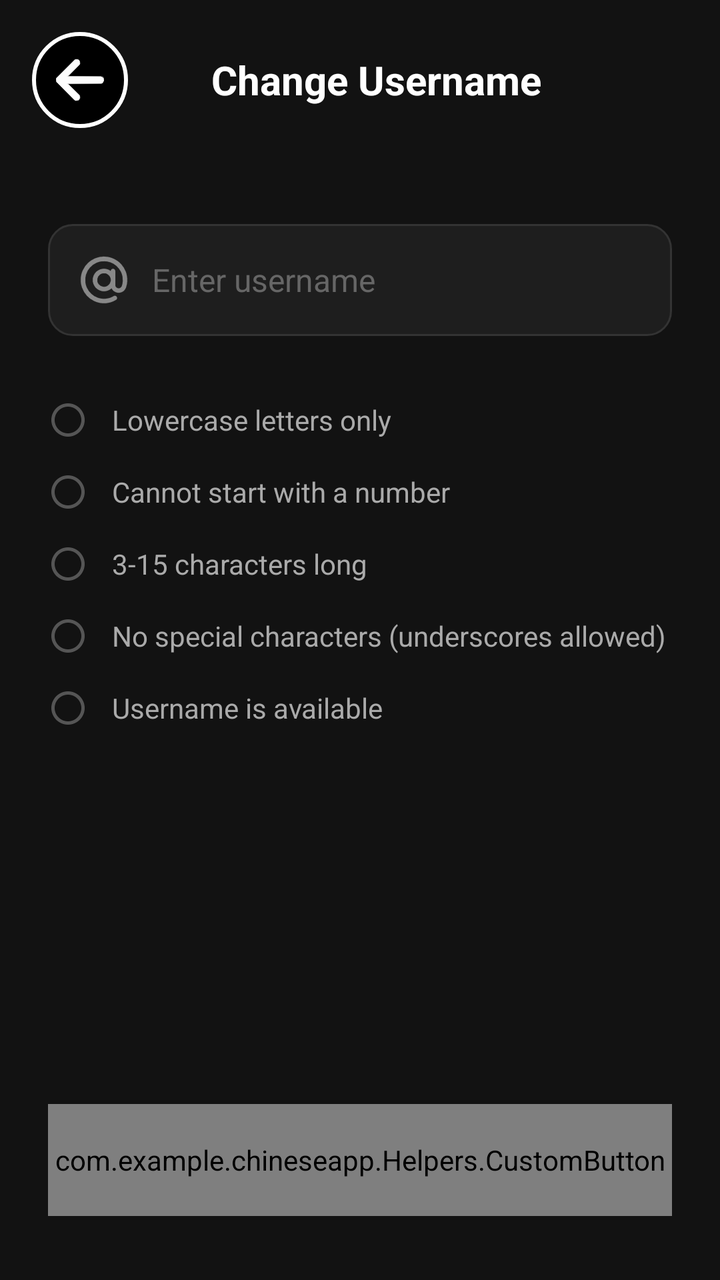
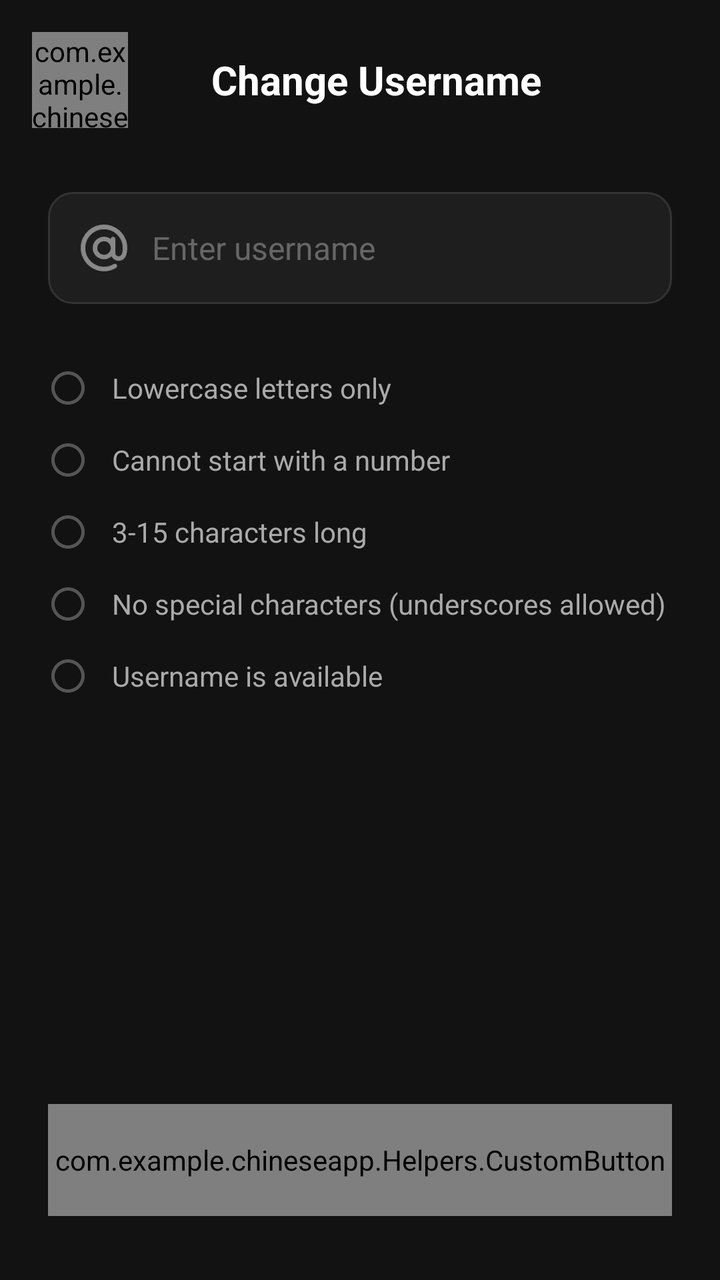

Two renders of the same Android screen: before a commit and after it. Below are the layout's source before the change and the commit's diff.
<!-- AndroidManifest.xml: application theme Theme.ChineseApp -->
<!-- res/layout/activity_change_username.xml -->
<?xml version="1.0" encoding="utf-8"?>
<LinearLayout xmlns:android="http://schemas.android.com/apk/res/android"
    xmlns:app="http://schemas.android.com/apk/res-auto"
    xmlns:tools="http://schemas.android.com/tools"
    android:id="@+id/main"
    android:layout_width="match_parent"
    android:layout_height="match_parent"
    tools:context=".ChangeUsernameActivity"
    android:orientation="vertical"
    android:background="#121212">

    
    <LinearLayout
        android:layout_width="match_parent"
        android:layout_height="wrap_content"
        android:orientation="horizontal"
        android:gravity="center_vertical"
        android:paddingTop="16dp"
        android:paddingBottom="16dp">

        
        <FrameLayout
            android:id="@+id/back_button"
            android:layout_width="48dp"
            android:layout_height="48dp"
            android:layout_marginStart="16dp"
            android:background="@drawable/circle_black_white_border"
            android:clickable="true"
            android:focusable="true">

            <ImageView
                android:layout_width="24dp"
                android:layout_height="24dp"
                android:src="@drawable/ic_back"
                android:layout_gravity="center"
                app:tint="@color/white"/>
        </FrameLayout>

        <TextView
            android:layout_width="0dp"
            android:layout_height="wrap_content"
            android:layout_weight="1"
            android:text="Change Username"
            android:textColor="@color/white"
            android:textSize="20sp"
            android:textStyle="bold"
            android:gravity="center"
            android:layout_marginEnd="48dp"/>
    </LinearLayout>

    
    <LinearLayout
        android:layout_width="match_parent"
        android:layout_height="wrap_content"
        android:orientation="horizontal"
        android:background="@drawable/input_field_bg"
        android:layout_marginHorizontal="24dp"
        android:layout_marginTop="32dp"
        android:padding="16dp"
        android:gravity="center_vertical">

        <ImageView
            android:layout_width="24dp"
            android:layout_height="24dp"
            android:src="@drawable/ic_username"
            app:tint="#888888"
            android:layout_marginEnd="12dp"/>

        <EditText
            android:id="@+id/username_input"
            android:layout_width="0dp"
            android:layout_height="wrap_content"
            android:layout_weight="1"
            android:background="@null"
            android:inputType="text"
            android:hint="Enter username"
            android:textColor="@color/white"
            android:textColorHint="#666666"
            android:textSize="16sp"
            android:singleLine="true"
            android:imeOptions="actionDone"/>

        <ImageView
            android:id="@+id/clear_button"
            android:layout_width="20dp"
            android:layout_height="20dp"
            android:src="@drawable/ic_clear"
            app:tint="#666666"
            android:visibility="gone"/>
    </LinearLayout>

    
    <LinearLayout
        android:layout_width="match_parent"
        android:layout_height="wrap_content"
        android:orientation="vertical"
        android:layout_marginHorizontal="24dp"
        android:layout_marginTop="24dp">

        
        <LinearLayout
            android:layout_width="match_parent"
            android:layout_height="wrap_content"
            android:orientation="horizontal"
            android:gravity="center_vertical"
            android:paddingVertical="8dp">

            <ImageView
                android:id="@+id/check_lowercase"
                android:layout_width="20dp"
                android:layout_height="20dp"
                android:src="@drawable/ic_check_empty"
                android:layout_marginEnd="12dp"/>

            <TextView
                android:layout_width="0dp"
                android:layout_height="wrap_content"
                android:layout_weight="1"
                android:text="Lowercase letters only"
                android:textColor="#AAAAAA"
                android:textSize="14sp"/>
        </LinearLayout>

        
        <LinearLayout
            android:layout_width="match_parent"
            android:layout_height="wrap_content"
            android:orientation="horizontal"
            android:gravity="center_vertical"
            android:paddingVertical="8dp">

            <ImageView
                android:id="@+id/check_no_number_start"
                android:layout_width="20dp"
                android:layout_height="20dp"
                android:src="@drawable/ic_check_empty"
                android:layout_marginEnd="12dp"/>

            <TextView
                android:layout_width="0dp"
                android:layout_height="wrap_content"
                android:layout_weight="1"
                android:text="Cannot start with a number"
                android:textColor="#AAAAAA"
                android:textSize="14sp"/>
        </LinearLayout>

        
        <LinearLayout
            android:layout_width="match_parent"
            android:layout_height="wrap_content"
            android:orientation="horizontal"
            android:gravity="center_vertical"
            android:paddingVertical="8dp">

            <ImageView
                android:id="@+id/check_length"
                android:layout_width="20dp"
                android:layout_height="20dp"
                android:src="@drawable/ic_check_empty"
                android:layout_marginEnd="12dp"/>

            <TextView
                android:layout_width="0dp"
                android:layout_height="wrap_content"
                android:layout_weight="1"
                android:text="3-15 characters long"
                android:textColor="#AAAAAA"
                android:textSize="14sp"/>
        </LinearLayout>

        
        <LinearLayout
            android:layout_width="match_parent"
            android:layout_height="wrap_content"
            android:orientation="horizontal"
            android:gravity="center_vertical"
            android:paddingVertical="8dp">

            <ImageView
                android:id="@+id/check_special_chars"
                android:layout_width="20dp"
                android:layout_height="20dp"
                android:src="@drawable/ic_check_empty"
                android:layout_marginEnd="12dp"/>

            <TextView
                android:layout_width="0dp"
                android:layout_height="wrap_content"
                android:layout_weight="1"
                android:text="No special characters (underscores allowed)"
                android:textColor="#AAAAAA"
                android:textSize="14sp"/>
        </LinearLayout>

        
        <LinearLayout
            android:layout_width="match_parent"
            android:layout_height="wrap_content"
            android:orientation="horizontal"
            android:gravity="center_vertical"
            android:paddingVertical="8dp">

            <ImageView
                android:id="@+id/check_availability"
                android:layout_width="20dp"
                android:layout_height="20dp"
                android:src="@drawable/ic_check_empty"
                android:layout_marginEnd="12dp"/>

            <TextView
                android:layout_width="0dp"
                android:layout_height="wrap_content"
                android:layout_weight="1"
                android:text="Username is available"
                android:textColor="#AAAAAA"
                android:textSize="14sp"/>

            <ProgressBar
                android:id="@+id/availability_progress"
                android:layout_width="16dp"
                android:layout_height="16dp"
                android:indeterminateTint="#00C853"
                android:visibility="gone"/>
        </LinearLayout>
    </LinearLayout>

    
    <View
        android:layout_width="match_parent"
        android:layout_height="0dp"
        android:layout_weight="1"/>

    
    <com.example.chineseapp.Helpers.CustomButton
        android:id="@+id/save_button"
        android:layout_width="match_parent"
        android:layout_height="56dp"
        android:layout_marginHorizontal="24dp"
        android:layout_marginBottom="32dp"
        android:background="@drawable/button_disabled_bg"
        android:clickable="false"
        android:enabled="false">

        <TextView
            android:id="@+id/save_button_text"
            android:layout_width="wrap_content"
            android:layout_height="wrap_content"
            android:layout_gravity="center"
            android:text="Save"
            android:textColor="#666666"
            android:textSize="16sp"
            android:textStyle="bold"/>
    </com.example.chineseapp.Helpers.CustomButton>

</LinearLayout>
<!-- resources referenced by this layout -->
<resources>
  <color name="white">#FFFFFFFF</color>
  <!-- drawable button_disabled_bg (drawable) -->
  <?xml version="1.0" encoding="utf-8"?>
  <shape xmlns:android="http://schemas.android.com/apk/res/android"
      android:shape="rectangle">
      <solid android:color="#333333"/>
      <corners android:radius="12dp"/>
  </shape>
  <!-- drawable circle_black_white_border (drawable) -->
  <?xml version="1.0" encoding="utf-8"?>
  <shape xmlns:android="http://schemas.android.com/apk/res/android"
      android:shape="oval">
      <solid android:color="#000000"/>
      <stroke
          android:width="2dp"
          android:color="#FFFFFF"/>
  </shape>
  <!-- drawable ic_back: vector/xml drawable (drawable, 3144 chars, omitted) -->
  <!-- drawable ic_check_empty (drawable) -->
  <?xml version="1.0" encoding="utf-8"?>
  <vector xmlns:android="http://schemas.android.com/apk/res/android"
      android:viewportWidth="24"
      android:viewportHeight="24"
      android:width="24dp"
      android:height="24dp">
      <path
          android:pathData="M12,2C6.48,2 2,6.48 2,12C2,17.52 6.48,22 12,22C17.52,22 22,17.52 22,12C22,6.48 17.52,2 12,2ZM12,20C7.59,20 4,16.41 4,12C4,7.59 7.59,4 12,4C16.41,4 20,7.59 20,12C20,16.41 16.41,20 12,20Z"
          android:fillColor="#555555"/>
  </vector>
  <!-- drawable ic_clear (drawable) -->
  <?xml version="1.0" encoding="utf-8"?>
  <vector xmlns:android="http://schemas.android.com/apk/res/android"
      android:viewportWidth="24"
      android:viewportHeight="24"
      android:width="24dp"
      android:height="24dp">
      <path
          android:pathData="M19,6.41L17.59,5L12,10.59L6.41,5L5,6.41L10.59,12L5,17.59L6.41,19L12,13.41L17.59,19L19,17.59L13.41,12L19,6.41Z"
          android:fillColor="#666666"/>
  </vector>
  <!-- drawable ic_username: vector/xml drawable (drawable, 77062 chars, omitted) -->
  <!-- drawable input_field_bg (drawable) -->
  <?xml version="1.0" encoding="utf-8"?>
  <shape xmlns:android="http://schemas.android.com/apk/res/android"
      android:shape="rectangle">
      <solid android:color="#1E1E1E"/>
      <corners android:radius="12dp"/>
      <stroke
          android:width="1dp"
          android:color="#333333"/>
  </shape>
  <style name="Theme.ChineseApp" parent="Theme.Material3.DayNight.NoActionBar">
      </style>
</resources>

<!-- the commit's change to res/layout/activity_change_username.xml (unified diff, before → after) -->
@@ -15,26 +15,27 @@
         android:layout_height="wrap_content"
         android:orientation="horizontal"
         android:gravity="center_vertical"
-        android:paddingTop="16dp"
-        android:paddingBottom="16dp">
-
-        
-        <FrameLayout
+        android:fitsSystemWindows="true">
+
+        
+        <com.example.chineseapp.Helpers.CustomButton
             android:id="@+id/back_button"
             android:layout_width="48dp"
             android:layout_height="48dp"
             android:layout_marginStart="16dp"
             android:background="@drawable/circle_black_white_border"
             android:clickable="true"
-            android:focusable="true">
-
-            <ImageView
-                android:layout_width="24dp"
-                android:layout_height="24dp"
+            android:focusable="true"
+            android:layout_marginBottom="16dp"
+            android:layout_marginTop="16dp">
+
+            <ImageView
+                android:layout_width="23dp"
+                android:layout_height="26dp"
+                android:layout_gravity="center"
                 android:src="@drawable/ic_back"
-                android:layout_gravity="center"
-                app:tint="@color/white"/>
-        </FrameLayout>
+                app:tint="@color/white" />
+        </com.example.chineseapp.Helpers.CustomButton>
 
         <TextView
             android:layout_width="0dp"
@@ -45,7 +46,9 @@
             android:textSize="20sp"
             android:textStyle="bold"
             android:gravity="center"
-            android:layout_marginEnd="48dp"/>
+            android:layout_marginEnd="48dp"
+            android:layout_marginBottom="16dp"
+            android:layout_marginTop="16dp"/>
     </LinearLayout>
 
     
@@ -55,7 +58,7 @@
         android:orientation="horizontal"
         android:background="@drawable/input_field_bg"
         android:layout_marginHorizontal="24dp"
-        android:layout_marginTop="32dp"
+        android:layout_marginTop="16dp"
         android:padding="16dp"
         android:gravity="center_vertical">
 
